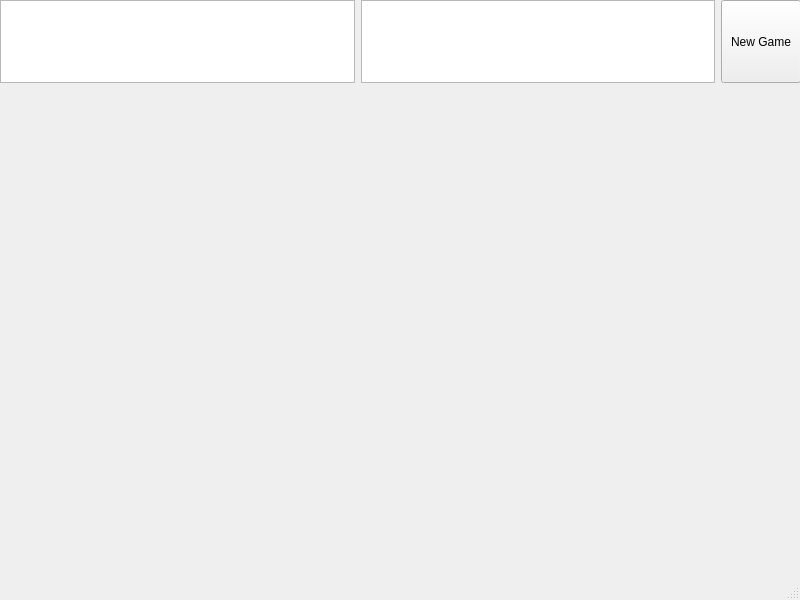
First picture: the form in src/main/mainwindow.ui, repository HutkuC/pairs_game, before the edit.
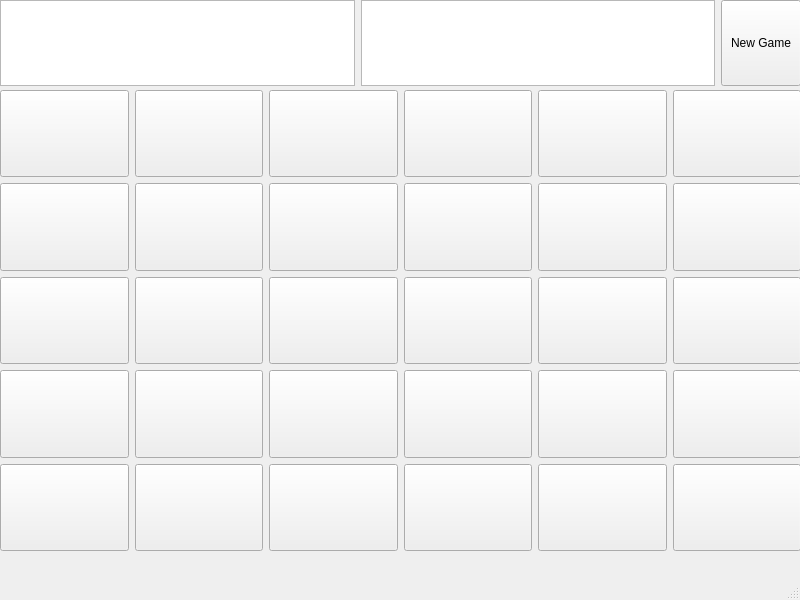
Second picture: the form after the edit.

Commit message: Design UI and implement new game button.

Diff of the .ui file:
```diff
--- a/src/main/mainwindow.ui
+++ b/src/main/mainwindow.ui
@@ -20,7 +20,7 @@
       <x>0</x>
       <y>0</y>
       <width>801</width>
-      <height>83</height>
+      <height>86</height>
      </rect>
     </property>
     <layout class="QHBoxLayout">
@@ -48,6 +48,414 @@
      </item>
     </layout>
    </widget>
+   <widget class="QWidget" name="gridLayoutWidget">
+    <property name="geometry">
+     <rect>
+      <x>0</x>
+      <y>90</y>
+      <width>801</width>
+      <height>461</height>
+     </rect>
+    </property>
+    <layout class="QGridLayout" name="gridLayout_2">
+     <item row="0" column="4">
+      <widget class="QPushButton" name="pushButton_6">
+       <property name="sizePolicy">
+        <sizepolicy hsizetype="Expanding" vsizetype="Expanding">
+         <horstretch>0</horstretch>
+         <verstretch>0</verstretch>
+        </sizepolicy>
+       </property>
+       <property name="text">
+        <string/>
+       </property>
+      </widget>
+     </item>
+     <item row="0" column="1">
+      <widget class="QPushButton" name="pushButton_3">
+       <property name="sizePolicy">
+        <sizepolicy hsizetype="Expanding" vsizetype="Expanding">
+         <horstretch>0</horstretch>
+         <verstretch>0</verstretch>
+        </sizepolicy>
+       </property>
+       <property name="text">
+        <string/>
+       </property>
+      </widget>
+     </item>
+     <item row="3" column="2">
+      <widget class="QPushButton" name="pushButton_22">
+       <property name="sizePolicy">
+        <sizepolicy hsizetype="Expanding" vsizetype="Expanding">
+         <horstretch>0</horstretch>
+         <verstretch>0</verstretch>
+        </sizepolicy>
+       </property>
+       <property name="text">
+        <string/>
+       </property>
+      </widget>
+     </item>
+     <item row="3" column="4">
+      <widget class="QPushButton" name="pushButton_24">
+       <property name="sizePolicy">
+        <sizepolicy hsizetype="Expanding" vsizetype="Expanding">
+         <horstretch>0</horstretch>
+         <verstretch>0</verstretch>
+        </sizepolicy>
+       </property>
+       <property name="text">
+        <string/>
+       </property>
+      </widget>
+     </item>
+     <item row="1" column="5">
+      <widget class="QPushButton" name="pushButton_13">
+       <property name="sizePolicy">
+        <sizepolicy hsizetype="Expanding" vsizetype="Expanding">
+         <horstretch>0</horstretch>
+         <verstretch>0</verstretch>
+        </sizepolicy>
+       </property>
+       <property name="text">
+        <string/>
+       </property>
+      </widget>
+     </item>
+     <item row="1" column="2">
+      <widget class="QPushButton" name="pushButton_10">
+       <property name="sizePolicy">
+        <sizepolicy hsizetype="Expanding" vsizetype="Expanding">
+         <horstretch>0</horstretch>
+         <verstretch>0</verstretch>
+        </sizepolicy>
+       </property>
+       <property name="text">
+        <string/>
+       </property>
+      </widget>
+     </item>
+     <item row="2" column="2">
+      <widget class="QPushButton" name="pushButton_16">
+       <property name="sizePolicy">
+        <sizepolicy hsizetype="Expanding" vsizetype="Expanding">
+         <horstretch>0</horstretch>
+         <verstretch>0</verstretch>
+        </sizepolicy>
+       </property>
+       <property name="text">
+        <string/>
+       </property>
+      </widget>
+     </item>
+     <item row="3" column="1">
+      <widget class="QPushButton" name="pushButton_21">
+       <property name="sizePolicy">
+        <sizepolicy hsizetype="Expanding" vsizetype="Expanding">
+         <horstretch>0</horstretch>
+         <verstretch>0</verstretch>
+        </sizepolicy>
+       </property>
+       <property name="text">
+        <string/>
+       </property>
+      </widget>
+     </item>
+     <item row="3" column="3">
+      <widget class="QPushButton" name="pushButton_23">
+       <property name="sizePolicy">
+        <sizepolicy hsizetype="Expanding" vsizetype="Expanding">
+         <horstretch>0</horstretch>
+         <verstretch>0</verstretch>
+        </sizepolicy>
+       </property>
+       <property name="text">
+        <string/>
+       </property>
+      </widget>
+     </item>
+     <item row="4" column="4">
+      <widget class="QPushButton" name="pushButton_30">
+       <property name="sizePolicy">
+        <sizepolicy hsizetype="Expanding" vsizetype="Expanding">
+         <horstretch>0</horstretch>
+         <verstretch>0</verstretch>
+        </sizepolicy>
+       </property>
+       <property name="text">
+        <string/>
+       </property>
+      </widget>
+     </item>
+     <item row="0" column="2">
+      <widget class="QPushButton" name="pushButton_4">
+       <property name="sizePolicy">
+        <sizepolicy hsizetype="Expanding" vsizetype="Expanding">
+         <horstretch>0</horstretch>
+         <verstretch>0</verstretch>
+        </sizepolicy>
+       </property>
+       <property name="text">
+        <string/>
+       </property>
+      </widget>
+     </item>
+     <item row="0" column="3">
+      <widget class="QPushButton" name="pushButton_5">
+       <property name="sizePolicy">
+        <sizepolicy hsizetype="Expanding" vsizetype="Expanding">
+         <horstretch>0</horstretch>
+         <verstretch>0</verstretch>
+        </sizepolicy>
+       </property>
+       <property name="text">
+        <string/>
+       </property>
+      </widget>
+     </item>
+     <item row="2" column="5">
+      <widget class="QPushButton" name="pushButton_19">
+       <property name="sizePolicy">
+        <sizepolicy hsizetype="Expanding" vsizetype="Expanding">
+         <horstretch>0</horstretch>
+         <verstretch>0</verstretch>
+        </sizepolicy>
+       </property>
+       <property name="text">
+        <string/>
+       </property>
+      </widget>
+     </item>
+     <item row="0" column="5">
+      <widget class="QPushButton" name="pushButton_7">
+       <property name="sizePolicy">
+        <sizepolicy hsizetype="Expanding" vsizetype="Expanding">
+         <horstretch>0</horstretch>
+         <verstretch>0</verstretch>
+        </sizepolicy>
+       </property>
+       <property name="text">
+        <string/>
+       </property>
+      </widget>
+     </item>
+     <item row="1" column="3">
+      <widget class="QPushButton" name="pushButton_11">
+       <property name="sizePolicy">
+        <sizepolicy hsizetype="Expanding" vsizetype="Expanding">
+         <horstretch>0</horstretch>
+         <verstretch>0</verstretch>
+        </sizepolicy>
+       </property>
+       <property name="text">
+        <string/>
+       </property>
+      </widget>
+     </item>
+     <item row="2" column="3">
+      <widget class="QPushButton" name="pushButton_17">
+       <property name="sizePolicy">
+        <sizepolicy hsizetype="Expanding" vsizetype="Expanding">
+         <horstretch>0</horstretch>
+         <verstretch>0</verstretch>
+        </sizepolicy>
+       </property>
+       <property name="text">
+        <string/>
+       </property>
+      </widget>
+     </item>
+     <item row="1" column="0">
+      <widget class="QPushButton" name="pushButton_8">
+       <property name="sizePolicy">
+        <sizepolicy hsizetype="Expanding" vsizetype="Expanding">
+         <horstretch>0</horstretch>
+         <verstretch>0</verstretch>
+        </sizepolicy>
+       </property>
+       <property name="text">
+        <string/>
+       </property>
+      </widget>
+     </item>
+     <item row="2" column="0">
+      <widget class="QPushButton" name="pushButton_14">
+       <property name="sizePolicy">
+        <sizepolicy hsizetype="Expanding" vsizetype="Expanding">
+         <horstretch>0</horstretch>
+         <verstretch>0</verstretch>
+        </sizepolicy>
+       </property>
+       <property name="text">
+        <string/>
+       </property>
+      </widget>
+     </item>
+     <item row="1" column="1">
+      <widget class="QPushButton" name="pushButton_9">
+       <property name="sizePolicy">
+        <sizepolicy hsizetype="Expanding" vsizetype="Expanding">
+         <horstretch>0</horstretch>
+         <verstretch>0</verstretch>
+        </sizepolicy>
+       </property>
+       <property name="text">
+        <string/>
+       </property>
+      </widget>
+     </item>
+     <item row="2" column="4">
+      <widget class="QPushButton" name="pushButton_18">
+       <property name="sizePolicy">
+        <sizepolicy hsizetype="Expanding" vsizetype="Expanding">
+         <horstretch>0</horstretch>
+         <verstretch>0</verstretch>
+        </sizepolicy>
+       </property>
+       <property name="text">
+        <string/>
+       </property>
+      </widget>
+     </item>
+     <item row="3" column="0">
+      <widget class="QPushButton" name="pushButton_20">
+       <property name="sizePolicy">
+        <sizepolicy hsizetype="Expanding" vsizetype="Expanding">
+         <horstretch>0</horstretch>
+         <verstretch>0</verstretch>
+        </sizepolicy>
+       </property>
+       <property name="text">
+        <string/>
+       </property>
+      </widget>
+     </item>
+     <item row="3" column="5">
+      <widget class="QPushButton" name="pushButton_25">
+       <property name="sizePolicy">
+        <sizepolicy hsizetype="Expanding" vsizetype="Expanding">
+         <horstretch>0</horstretch>
+         <verstretch>0</verstretch>
+        </sizepolicy>
+       </property>
+       <property name="text">
+        <string/>
+       </property>
+      </widget>
+     </item>
+     <item row="1" column="4">
+      <widget class="QPushButton" name="pushButton_12">
+       <property name="sizePolicy">
+        <sizepolicy hsizetype="Expanding" vsizetype="Expanding">
+         <horstretch>0</horstretch>
+         <verstretch>0</verstretch>
+        </sizepolicy>
+       </property>
+       <property name="text">
+        <string/>
+       </property>
+      </widget>
+     </item>
+     <item row="4" column="5">
+      <widget class="QPushButton" name="pushButton_31">
+       <property name="sizePolicy">
+        <sizepolicy hsizetype="Expanding" vsizetype="Expanding">
+         <horstretch>0</horstretch>
+         <verstretch>0</verstretch>
+        </sizepolicy>
+       </property>
+       <property name="text">
+        <string/>
+       </property>
+      </widget>
+     </item>
+     <item row="4" column="1">
+      <widget class="QPushButton" name="pushButton_27">
+       <property name="sizePolicy">
+        <sizepolicy hsizetype="Expanding" vsizetype="Expanding">
+         <horstretch>0</horstretch>
+         <verstretch>0</verstretch>
+        </sizepolicy>
+       </property>
+       <property name="text">
+        <string/>
+       </property>
+      </widget>
+     </item>
+     <item row="4" column="3">
+      <widget class="QPushButton" name="pushButton_29">
+       <property name="sizePolicy">
+        <sizepolicy hsizetype="Expanding" vsizetype="Expanding">
+         <horstretch>0</horstretch>
+         <verstretch>0</verstretch>
+        </sizepolicy>
+       </property>
+       <property name="text">
+        <string/>
+       </property>
+      </widget>
+     </item>
+     <item row="4" column="0">
+      <widget class="QPushButton" name="pushButton_26">
+       <property name="sizePolicy">
+        <sizepolicy hsizetype="Expanding" vsizetype="Expanding">
+         <horstretch>0</horstretch>
+         <verstretch>0</verstretch>
+        </sizepolicy>
+       </property>
+       <property name="text">
+        <string/>
+       </property>
+      </widget>
+     </item>
+     <item row="4" column="2">
+      <widget class="QPushButton" name="pushButton_28">
+       <property name="sizePolicy">
+        <sizepolicy hsizetype="Expanding" vsizetype="Expanding">
+         <horstretch>0</horstretch>
+         <verstretch>0</verstretch>
+        </sizepolicy>
+       </property>
+       <property name="text">
+        <string/>
+       </property>
+      </widget>
+     </item>
+     <item row="2" column="1">
+      <widget class="QPushButton" name="pushButton_15">
+       <property name="sizePolicy">
+        <sizepolicy hsizetype="Expanding" vsizetype="Expanding">
+         <horstretch>0</horstretch>
+         <verstretch>0</verstretch>
+        </sizepolicy>
+       </property>
+       <property name="text">
+        <string/>
+       </property>
+      </widget>
+     </item>
+     <item row="0" column="0">
+      <widget class="QPushButton" name="pushButton_2">
+       <property name="sizePolicy">
+        <sizepolicy hsizetype="Expanding" vsizetype="Expanding">
+         <horstretch>0</horstretch>
+         <verstretch>0</verstretch>
+        </sizepolicy>
+       </property>
+       <property name="minimumSize">
+        <size>
+         <width>0</width>
+         <height>32</height>
+        </size>
+       </property>
+       <property name="text">
+        <string/>
+       </property>
+      </widget>
+     </item>
+    </layout>
+   </widget>
   </widget>
   <widget class="QMenuBar" name="menubar">
    <property name="geometry">
```
Left out of the diff: 2 changed lines with no effect on the pictures. The commit also changes 3 other files.
